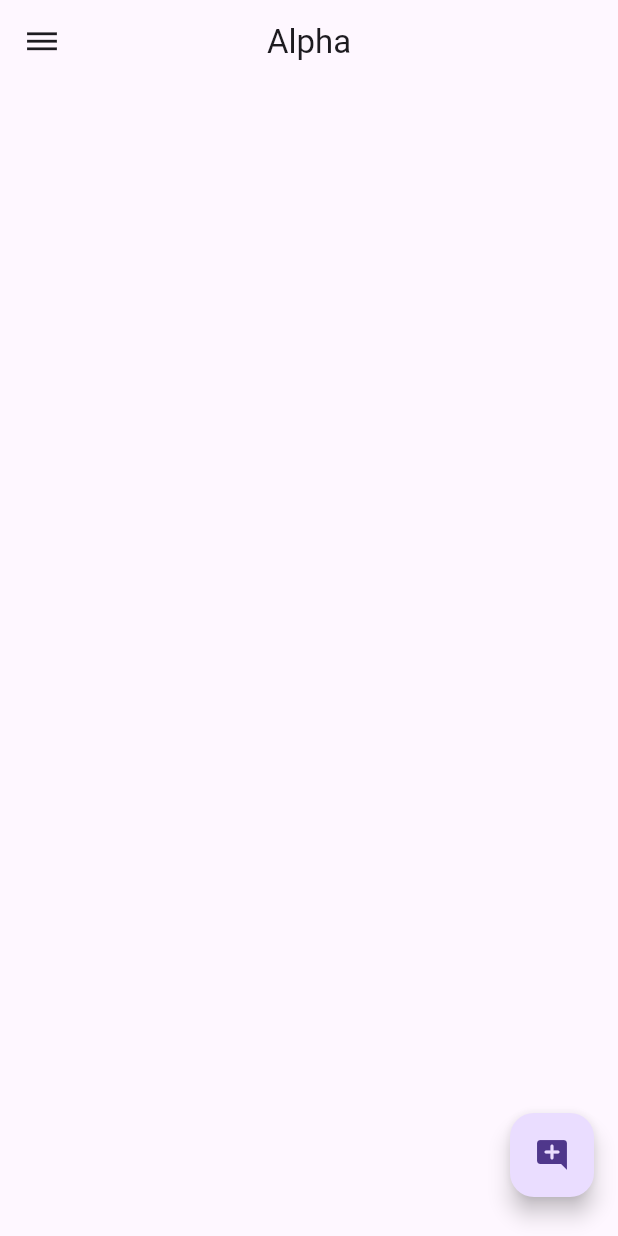
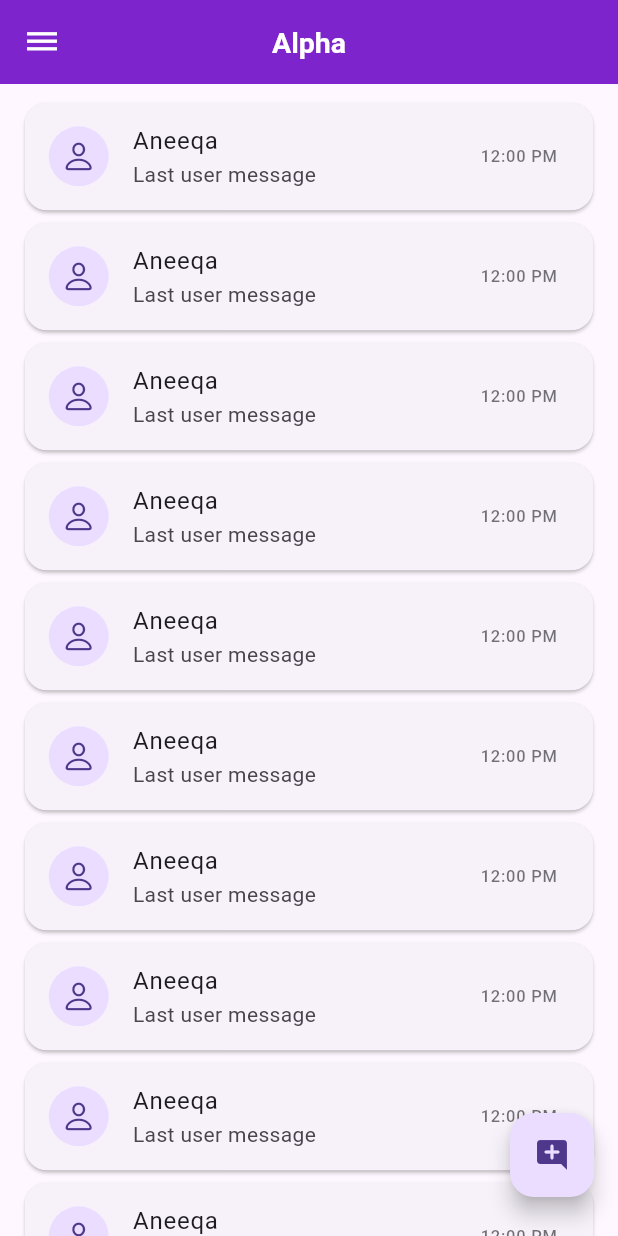
Before and after one commit to AneeqaWaheed/Alpha, a Flutter app: the screen it shows after launch, after a tap on "Next", on a phone screen of 412 x 824 dp. Run offline on Flutter 3.47's test engine with Material 3 defaults, Android fonts, the phone set to English and light mode, and no system bars; our stand-ins replace get, intl_phone_number_input.

Commit message:
ChatUserCard

```diff
--- a/alpha/lib/main.dart
+++ b/alpha/lib/main.dart
@@ -3,17 +3,20 @@ import 'package:flutter/material.dart';
 import 'package:flutter/services.dart';
 import 'package:get/get.dart';
 
-import 'screens/auth/PhoneVerificationScreen.dart';
-import 'screens/auth/login_screen.dart';
-import 'screens/home_screen.dart';
-
 // Global object for accessing device screen size
 late Size mq;
-
 void main() {
   WidgetsFlutterBinding.ensureInitialized();
-  SystemChrome.setPreferredOrientations(
-      [DeviceOrientation.portraitUp, DeviceOrientation.portraitDown]).then((_) {
+
+  // Initialize mq with a default value based on the screen
+  mq = WidgetsBinding.instance!.window.physicalSize /
+      WidgetsBinding.instance!.window.devicePixelRatio;
+
+  // Set preferred orientation to portrait
+  SystemChrome.setPreferredOrientations([
+    DeviceOrientation.portraitUp,
+    DeviceOrientation.portraitDown,
+  ]).then((_) {
     runApp(const MyApp());
   });
 }
--- a/alpha/lib/screens/home_screen.dart
+++ b/alpha/lib/screens/home_screen.dart
@@ -1,4 +1,9 @@
-import "package:flutter/material.dart";
+import 'package:alpha/widgets/CustomTheme.dart';
+import 'package:alpha/widgets/chat_user_card.dart';
+import 'package:flutter/material.dart';
+import 'package:get/get.dart';
+
+import '../main.dart';
 
 class HomeScreen extends StatefulWidget {
   const HomeScreen({super.key});
@@ -10,7 +15,9 @@ class HomeScreen extends StatefulWidget {
 class _HomeScreenState extends State<HomeScreen> {
   @override
   Widget build(BuildContext context) {
-    return Scaffold(
+    return CustomTheme(
+      // Wrap with CustomTheme
+      child: Scaffold(
         // AppBar
         appBar: AppBar(
           leading: IconButton(
@@ -28,6 +35,13 @@ class _HomeScreenState extends State<HomeScreen> {
           child: FloatingActionButton(
               onPressed: () {}, child: const Icon(Icons.add_comment_rounded)),
         ),
+        body: ListView.builder(
+            itemCount: 16,
+            padding: EdgeInsets.only(top: mq.height * .01),
+            itemBuilder: (context, index) {
+              return ChatUserCard();
+            }),
+      ),
     );
   }
 }
--- /dev/null
+++ b/alpha/lib/widgets/CustomTheme.dart
@@ -0,0 +1,32 @@
+import 'package:flutter/material.dart';
+
+class CustomTheme extends StatelessWidget {
+  final Widget child;
+  final bool applyTheme;
+
+  const CustomTheme({Key? key, required this.child, this.applyTheme = true})
+      : super(key: key);
+
+  @override
+  Widget build(BuildContext context) {
+    return applyTheme
+        ? Theme(
+            data: ThemeData(
+              // Your theme data
+              appBarTheme: AppBarTheme(
+                centerTitle: true,
+                elevation: 1,
+                iconTheme: IconThemeData(color: Colors.white),
+                titleTextStyle: TextStyle(
+                    color: Colors.white,
+                    fontWeight: FontWeight.bold,
+                    fontSize: 19),
+                backgroundColor: Color(0xFF7E22CE),
+              ),
+              useMaterial3: true,
+            ),
+            child: child,
+          )
+        : child;
+  }
+}
--- /dev/null
+++ b/alpha/lib/widgets/chat_user_card.dart
@@ -0,0 +1,45 @@
+import 'package:flutter/cupertino.dart';
+import 'package:flutter/material.dart';
+import 'package:get/get.dart';
+
+import '../main.dart';
+
+class ChatUserCard extends StatefulWidget {
+  const ChatUserCard({super.key});
+
+  @override
+  State<ChatUserCard> createState() => _ChatUserCardState();
+}
+
+class _ChatUserCardState extends State<ChatUserCard> {
+  @override
+  Widget build(BuildContext context) {
+    return Card(
+      margin: EdgeInsets.symmetric(horizontal: mq.width * .04, vertical: 4),
+      elevation: 1,
+      shape: RoundedRectangleBorder(borderRadius: BorderRadius.circular(15)),
+      child: InkWell(
+        onTap: () {},
+        child: const ListTile(
+          //user profile Picture
+          leading: CircleAvatar(child: Icon(CupertinoIcons.person)),
+
+          //user name
+          title: Text('Aneeqa'),
+
+          //last message
+          subtitle: Text(
+            'Last user message',
+            maxLines: 1,
+          ),
+
+          //last message time
+          trailing: Text(
+            '12:00 PM',
+            style: TextStyle(color: Colors.black54),
+          ),
+        ),
+      ),
+    );
+  }
+}
```
Lines whose indentation alone changed are shown as unchanged.
